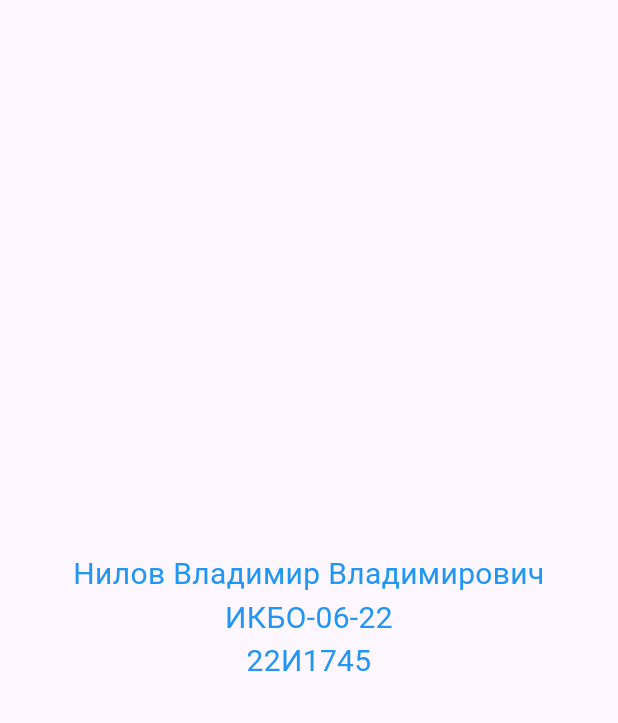
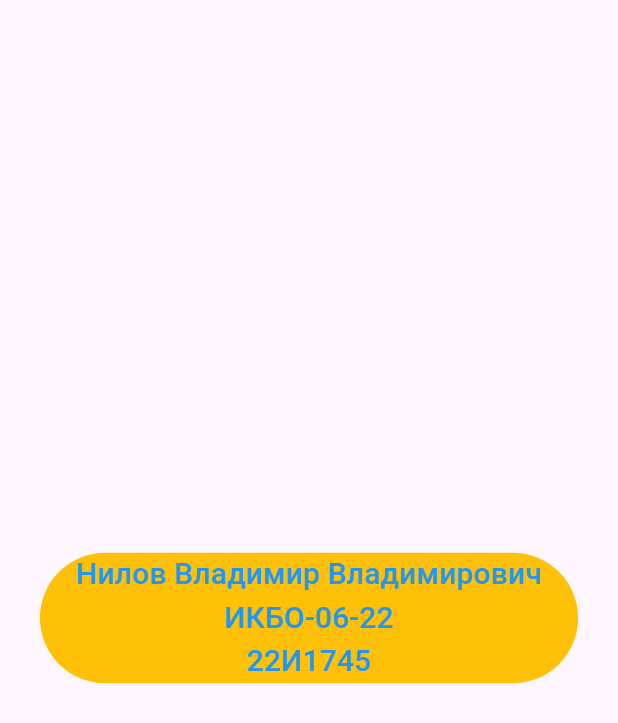
Before and after one commit to Voldemar-exe/rkmp_learn_flutter, a Flutter app: the TestWidgetScreen screen opened directly, on a phone screen of 412 x 824 dp. Shown: the top 723 px of the screen. Run offline on Flutter 3.47's test engine with Material 3 defaults, Android fonts, the phone set to English and light mode, and no system bars.

Commit message:
Add Test with widget ElevatedButton

```diff
--- a/lib/test_widget/test_widget_screen.dart
+++ b/lib/test_widget/test_widget_screen.dart
@@ -6,11 +6,20 @@ class TestWidgetScreen extends StatelessWidget {
   @override
   Widget build(BuildContext context) {
     return Scaffold(
-      body: const Center(
-        child: Text(
-          "Нилов Владимир Владимирович\nИКБО-06-22\n22И1745",
-          textAlign: TextAlign.center,
-          style: TextStyle(fontSize: 20, color: Colors.blue),
+      body: Center(
+        child: ElevatedButton(
+          onPressed: null,
+          style: ButtonStyle(
+            backgroundColor: WidgetStateProperty.all(Colors.amber),
+            shape: WidgetStateProperty.all(
+              RoundedRectangleBorder(borderRadius: BorderRadius.circular(50)),
+            ),
+          ),
+          child: const Text(
+            "Нилов Владимир Владимирович\nИКБО-06-22\n22И1745",
+            textAlign: TextAlign.center,
+            style: TextStyle(fontSize: 20, color: Colors.blue),
+          ),
         ),
       ),
     );
```
